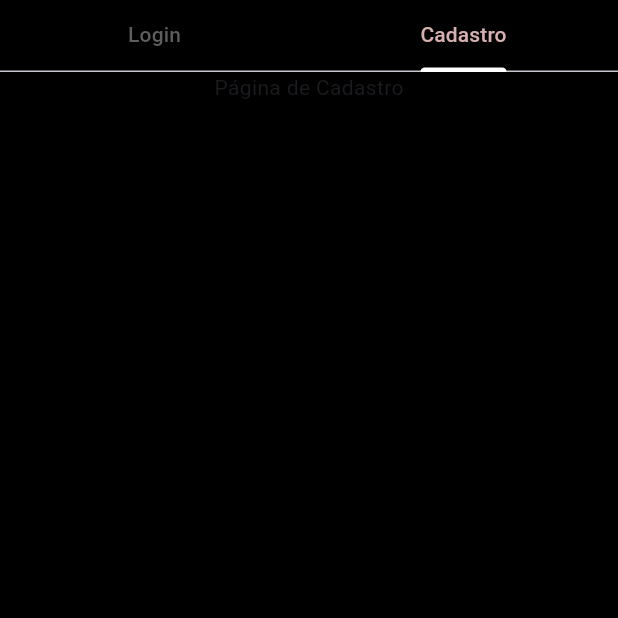
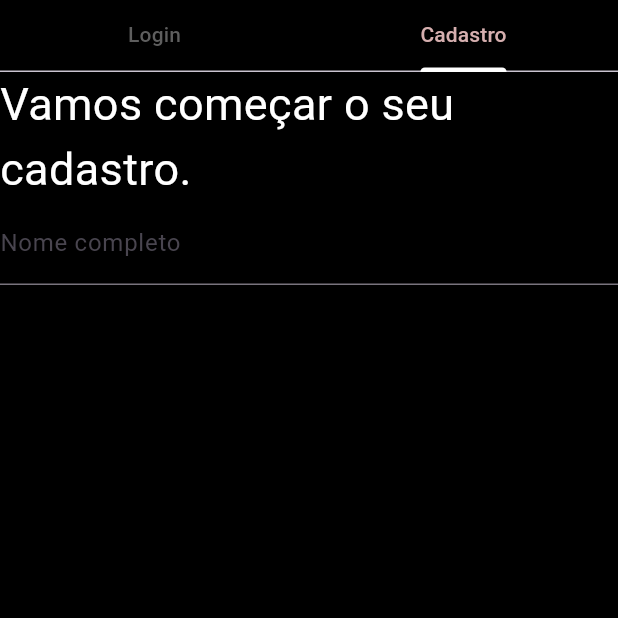
Before and after one commit to jeancariolato/atividade1, a Flutter app: the screen it shows after launch, tab 2 chosen, on a phone screen of 412 x 824 dp, the top half of it. Run offline on Flutter 3.47's test engine with Material 3 defaults, Android fonts, the phone set to English and light mode, and no system bars.

Commit message:
Melhorias layout da tela de login

```diff
--- a/lib/main.dart
+++ b/lib/main.dart
@@ -14,13 +14,15 @@ class MyApp extends StatelessWidget {
       home: DefaultTabController(
         length: 2, // Número de abas
         child: Scaffold(
+          //BACKGROUND
           backgroundColor: Colors.black,
-          appBar: TabBar(
+
+          appBar: const TabBar(
             //ALTERAR CORES DA TAB BAR
             indicatorWeight: 2,
-            labelColor: const Color.fromARGB(255, 214, 175, 175),
-            unselectedLabelColor: const Color.fromARGB(255, 94, 94, 94),
-            indicatorColor: const Color.fromARGB(255, 255, 255, 255),
+            labelColor: Color.fromARGB(255, 214, 175, 175),
+            unselectedLabelColor: Color.fromARGB(255, 94, 94, 94),
+            indicatorColor: Color.fromARGB(255, 255, 255, 255),
             tabs: [
               Tab(text: "Login"),
               Tab(text: "Cadastro"),
@@ -33,38 +35,42 @@ class MyApp extends StatelessWidget {
                 child: Column(
                   children: [
                     //CARREGAR IMAGEM
-                    SizedBox(height: 35),
+                    const SizedBox(height: 200),
                     Container(
+                      child: Padding(
+                        padding: const EdgeInsets.only(left: 40),
                         child: Column(
                           crossAxisAlignment: CrossAxisAlignment
                               .start, // Alinha o texto à esquerda
                           children: [
-                          Image.network(
-                            "https://i.pinimg.com/736x/f7/75/23/f7752374579381577cc4f89c28f0b134.jpg",
-                            width: double
-                                .infinity, // Faz a imagem ocupar a largura máxima
+                            Image.asset(
+                              "images/logo.png",
+                              // Carregando a imagem local
+                              width: 65, // Faz a imagem ocupar a largura máxima
                               fit: BoxFit
                                   .cover, // Ajusta a imagem para cobrir o espaço
                             ),
-                          SizedBox(
-                              height: 10), // Espaço entre a imagem e o texto
-                          Text(
-                            "Bem-vindo ao App Atividade1!",
-                            style: TextStyle(color: Colors.white, fontSize: 35),
+                            const SizedBox(
+                                height: 25), // Espaço entre a imagem e o texto
+                            const Text(
+                              "Bem-vindo ao ActivityOne!",
+                              style:
+                                  TextStyle(color: Colors.white, fontSize: 30),
                               textAlign:
                                   TextAlign.left, // Alinha o texto à esquerda
                             ),
                           ],
                         ),
                       ),
+                    ),
 
-                    SizedBox(height: 35),
+                    const SizedBox(height: 35),
                     //CAMPO DE TEXTO 1
-                    Container(
+                    SizedBox(
                       width: 300,
                       height: 40,
-                      child: TextField(
-                        decoration: const InputDecoration(
+                      child: const TextField(
+                        decoration: InputDecoration(
                             prefixIcon: Icon(Icons.people_alt),
                             focusedBorder: OutlineInputBorder(
                               borderSide: BorderSide(
@@ -74,14 +80,15 @@ class MyApp extends StatelessWidget {
                             labelText: "Usuário"),
                       ),
                     ),
-                    SizedBox(height: 35),
+                    const SizedBox(height: 35),
                     //CAMPO DE TEXTO 2
-                    Container(
+                    SizedBox(
                       width: 300,
                       height: 40,
-                      child: TextField(
-                        decoration: const InputDecoration(
+                      child: const TextField(
+                        decoration: InputDecoration(
                             prefixIcon: Icon(Icons.lock),
+                            suffixIcon: Icon(Icons.visibility_off),
                             focusedBorder: OutlineInputBorder(
                               borderSide: BorderSide(
                                   color: Color.fromARGB(255, 255, 255,
@@ -90,7 +97,7 @@ class MyApp extends StatelessWidget {
                             labelText: "Senha"),
                       ),
                     ),
-                    SizedBox(height: 35),
+                    const SizedBox(height: 35),
                     //BOTAO PRETO COM TEXTO BRANCO 'LOGIN'
                     ElevatedButton(
                         style: ButtonStyle(
@@ -98,15 +105,15 @@ class MyApp extends StatelessWidget {
                             RoundedRectangleBorder(
                                 borderRadius: BorderRadius.circular(8.0)),
                           ),
-                          backgroundColor: WidgetStatePropertyAll(
-                              const Color.fromARGB(255, 255, 255, 255)),
-                          foregroundColor: WidgetStatePropertyAll(
-                              const Color.fromARGB(255, 0, 0, 0)),
+                          backgroundColor: const WidgetStatePropertyAll(
+                              Color.fromARGB(255, 255, 255, 255)),
+                          foregroundColor: const WidgetStatePropertyAll(
+                              Color.fromARGB(255, 0, 0, 0)),
                         ),
                         onPressed: () {},
-                        child: Padding(
-                          padding: const EdgeInsets.fromLTRB(
-                              110.0, 15.0, 110.0, 15.0),
+                        child: const Padding(
+                          padding:
+                              EdgeInsets.fromLTRB(110.0, 15.0, 110.0, 15.0),
                           child: Text(
                             "Login",
                             style: TextStyle(fontSize: 16),
@@ -116,10 +123,22 @@ class MyApp extends StatelessWidget {
                 ),
               ),
               // Segunda aba - Pode usar o mesmo conteúdo ou personalizar
-              Center(
+              const Center(
                 child: Column(
                   children: [
-                    Text('Página de Cadastro'),
+                    Text(
+                      'Vamos começar o seu cadastro.',
+                      style: TextStyle(color: Colors.white, fontSize: 30),
+                    ),
+                    TextField(
+                      decoration: InputDecoration(
+                          focusedBorder: OutlineInputBorder(
+                            borderSide: BorderSide(
+                                color: Color.fromARGB(255, 255, 255,
+                                    255)), // Cor da borda quando focado
+                          ),
+                          labelText: "Nome completo"),
+                    ),
                     // Adicione outros campos de cadastro aqui, se desejar
                   ],
                 ),
--- a/pubspec.yaml
+++ b/pubspec.yaml
@@ -53,10 +53,16 @@ dev_dependencies:
 # The following section is specific to Flutter packages.
 flutter:
 
+
+
   # The following line ensures that the Material Icons font is
   # included with your application, so that you can use the icons in
   # the material Icons class.
   uses-material-design: true
+
+  assets:
+    - images/logo.png
+    - images/menina_celular_black.png
 
   # To add assets to your application, add an assets section, like this:
   #   - images/a_dot_ham.jpeg
```
Also changed, not shown: images/logo.png (added), 1 other file. Lines whose indentation alone changed are shown as unchanged.
